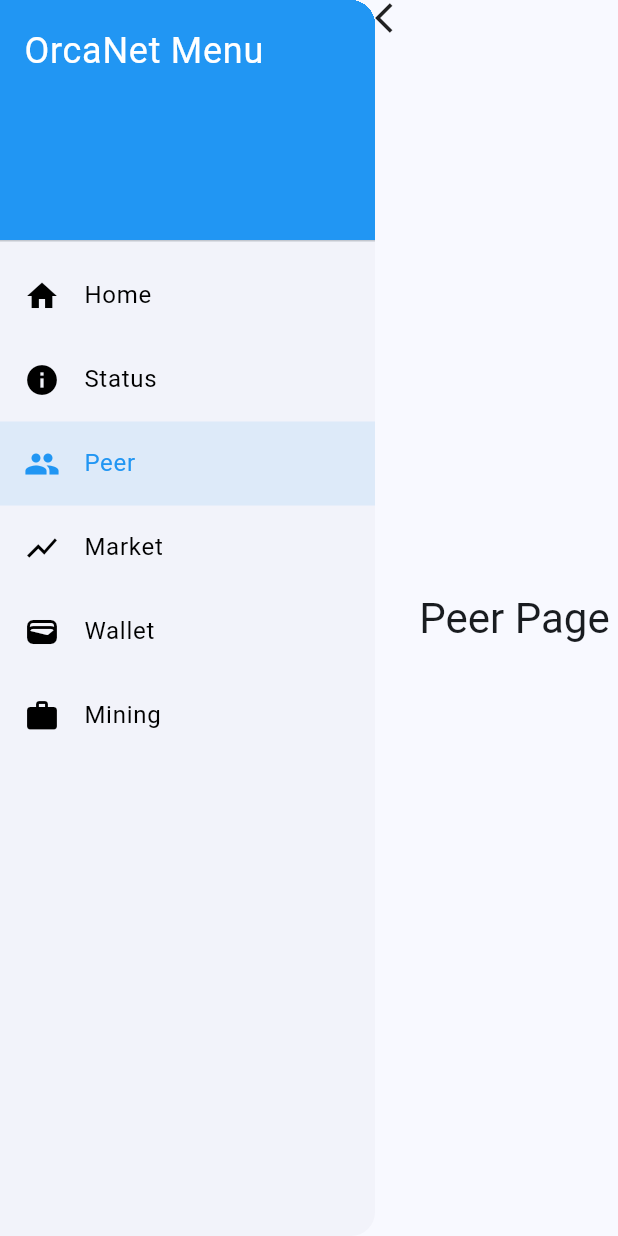
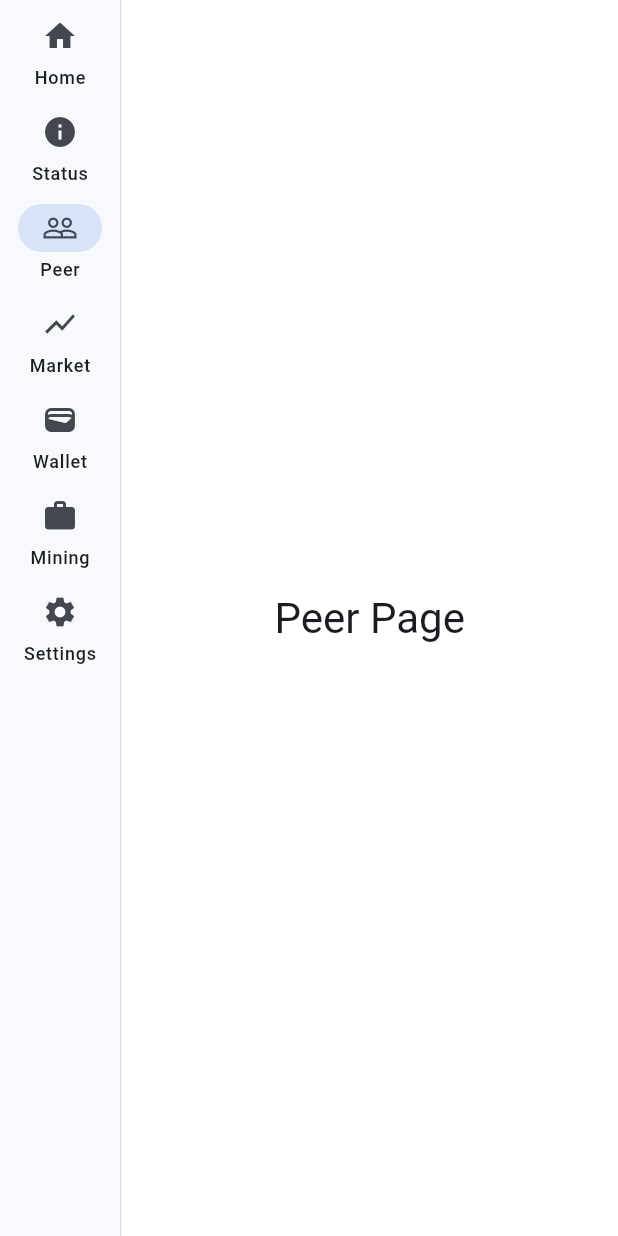
Before and after one commit to stonysystems/orcanet-gui, a Flutter app: the screen it shows after launch, after a tap on "Status", after a tap on "Peer", on a phone screen of 412 x 824 dp. Run offline on Flutter 3.47's test engine with Material 3 defaults, Android fonts, the phone set to English and light mode, and no system bars; our stand-ins replace file_picker.

Commit message:
side menu updated

```diff
--- a/lib/main.dart
+++ b/lib/main.dart
@@ -36,8 +36,6 @@ class MyHomePage extends StatefulWidget {
 
 class _MyHomePageState extends State<MyHomePage> {
   int _selectedIndex = 0;
-  bool _isDrawerOpen = true;
-  int? _hoveredIndex; // Track the index of the currently hovered item
 
   static const List<Widget> _pages = <Widget>[
     HomePage(),
@@ -52,13 +50,6 @@ class _MyHomePageState extends State<MyHomePage> {
   void _onItemTapped(int index) {
     setState(() {
       _selectedIndex = index;
-      _hoveredIndex = null; // Clear the hover effect after click
-    });
-  }
-
-  void _toggleDrawer() {
-    setState(() {
-      _isDrawerOpen = !_isDrawerOpen;
     });
   }
 
@@ -67,93 +58,68 @@ class _MyHomePageState extends State<MyHomePage> {
     return Scaffold(
       body: Row(
         children: [
-          // The Drawer Menu as a side panel with toggleable visibility
-          if (_isDrawerOpen)
-            SizedBox(
-              width: 250, // Adjust width as necessary
-              child: Drawer(
-                child: ListView(
-                  padding: EdgeInsets.zero,
-                  children: <Widget>[
-                    const DrawerHeader(
-                      decoration: BoxDecoration(
-                        color: Colors.blue,
-                      ),
-                      child: Text(
-                        'OrcaNet Menu',
-                        style: TextStyle(color: Colors.white, fontSize: 24),
-                      ),
-                    ),
-                    _buildDrawerItem(index: 0, title: 'Home', icon: Icons.home),
-                    _buildDrawerItem(
-                        index: 1, title: 'Status', icon: Icons.info),
-                    _buildDrawerItem(
-                        index: 2, title: 'Peer', icon: Icons.people),
-                    _buildDrawerItem(
-                        index: 3, title: 'Market', icon: Icons.show_chart),
-                    _buildDrawerItem(
-                        index: 4, title: 'Wallet', icon: Icons.wallet),
-                    _buildDrawerItem(
-                        index: 5, title: 'Mining', icon: Icons.work),
-                  ],
-                ),
+          // Navigation Rail for the side menu
+          NavigationRail(
+            selectedIndex: _selectedIndex,
+            onDestinationSelected: _onItemTapped,
+            labelType: NavigationRailLabelType.all, // Show all labels
+            destinations: const <NavigationRailDestination>[
+              NavigationRailDestination(
+                icon: Icon(Icons.home),
+                selectedIcon: Icon(Icons.home_filled),
+                label: Text('Home'),
               ),
-            ),
-          // Column for the arrow button placed at the top
-          Column(
-            children: [
-              GestureDetector(
-                onTap: _toggleDrawer,
-                child: Icon(
-                  _isDrawerOpen
-                      ? Icons.arrow_back_ios
-                      : Icons.arrow_forward_ios,
-                  size: 24,
-                ),
+              NavigationRailDestination(
+                icon: Icon(Icons.info),
+                selectedIcon: Icon(Icons.info_outline),
+                label: Text('Status'),
+              ),
+              NavigationRailDestination(
+                icon: Icon(Icons.people),
+                selectedIcon: Icon(Icons.people_outline),
+                label: Text('Peer'),
+              ),
+              NavigationRailDestination(
+                icon: Icon(Icons.show_chart),
+                selectedIcon: Icon(Icons.show_chart_outlined),
+                label: Text('Market'),
+              ),
+              NavigationRailDestination(
+                icon: Icon(Icons.wallet),
+                selectedIcon: Icon(Icons.wallet_travel),
+                label: Text('Wallet'),
+              ),
+              NavigationRailDestination(
+                icon: Icon(Icons.work),
+                selectedIcon: Icon(Icons.work_outline),
+                label: Text('Mining'),
+              ),
+              NavigationRailDestination(
+                icon: Icon(Icons.settings),
+                selectedIcon: Icon(Icons.settings_outlined),
+                label: Text('Settings'),
               ),
             ],
           ),
-          // Main content view
+          // Main content view wrapped in a Container for styling
           Expanded(
-            child: Center(
-              child: _pages.elementAt(_selectedIndex),
+            child: Container(
+              decoration: BoxDecoration(
+                color: Colors.white,
+                border: Border(
+                  left: BorderSide(
+                    color: Colors.grey.shade300,
+                    width: 1,
+                  ),
+                ),
+              ),
+              child: Center(
+                child: _pages.elementAt(_selectedIndex),
+              ),
             ),
           ),
         ],
       ),
     );
   }
-
-  // Helper function to build each drawer item with hover and click functionality
-  Widget _buildDrawerItem(
-      {required int index, required String title, required IconData icon}) {
-    return MouseRegion(
-      onEnter: (_) => setState(() {
-        _hoveredIndex = index;
-      }),
-      onExit: (_) => setState(() {
-        _hoveredIndex = null;
-      }),
-      child: ListTile(
-        leading: Icon(icon,
-            color: _selectedIndex == index || _hoveredIndex == index
-                ? Colors.blue
-                : Colors.black),
-        title: Text(
-          title,
-          style: TextStyle(
-            color: _selectedIndex == index || _hoveredIndex == index
-                ? Colors.blue
-                : Colors.black,
-          ),
-        ),
-        tileColor: _selectedIndex == index
-            ? Colors.blue.withOpacity(0.1)
-            : (_hoveredIndex == index
-                ? Colors.blue.withOpacity(0.05)
-                : Colors.transparent),
-        onTap: () => _onItemTapped(index),
-      ),
-    );
-  }
 }
--- a/lib/sidepanel/home_page.dart
+++ b/lib/sidepanel/home_page.dart
@@ -15,7 +15,7 @@ class _HomePageState extends State<HomePage> {
   String? _fileSize;
 
   final List<Map<String, String>> _downloadableFiles = [
-    {'name': 'Document1.pdf', 'size': '500 KB', 'hash': 'abcd1234'},
+    {'name': 'Document123.pdf', 'size': '500 KB', 'hash': 'abcd1234'},
     {'name': 'Image2.png', 'size': '1.2 MB', 'hash': 'efgh5678'},
     {'name': 'Presentation.ppt', 'size': '2 MB', 'hash': 'ijkl9101'},
   ];
@@ -46,7 +46,7 @@ class _HomePageState extends State<HomePage> {
     return Scaffold(
       appBar: AppBar(
         title: const Text('Dashboard'),
-        backgroundColor: Colors.lightBlue[800],
+        // backgroundColor: Colors.lightBlue[800],
       ),
       body: Container(
         padding: const EdgeInsets.all(16.0),
--- a/lib/sidepanel/status_page.dart
+++ b/lib/sidepanel/status_page.dart
@@ -5,10 +5,73 @@ class StatusPage extends StatelessWidget {
 
   @override
   Widget build(BuildContext context) {
-    return Center(
-      child: Text(
-        'Status Page',
-        style: Theme.of(context).textTheme.headlineMedium,
+    return Scaffold(
+      body: Padding(
+        padding: const EdgeInsets.all(16.0),
+        child: Column(
+          crossAxisAlignment: CrossAxisAlignment.start,
+          children: [
+            const SizedBox(height: 36),
+            Row(
+              mainAxisAlignment: MainAxisAlignment.spaceEvenly,
+              children: [
+                // Total Uploads
+                _buildStatusCard('Total Upload', '51 files', Colors.blue),
+                // Incoming Traffic
+                _buildStatusCard('Incoming Traffic', '100 kB/s', Colors.green),
+              ],
+            ),
+            const SizedBox(height: 16),
+            Row(
+              mainAxisAlignment: MainAxisAlignment.spaceEvenly,
+              children: [
+                // Total Downloads
+                _buildStatusCard('Total Download', '10 files', Colors.orange),
+                // Outgoing Traffic
+                _buildStatusCard('Outgoing Traffic', '10 kB/s', Colors.red),
+              ],
+            ),
+            const SizedBox(height: 16),
+            // Add charts or additional info here
+            Expanded(
+              child: Center(
+                child: Text(
+                  'Bandwidth Overtime and Activity Graphs',
+                  style: Theme.of(context).textTheme.bodyLarge,
+                ),
+              ),
+            ),
+          ],
+        ),
+      ),
+    );
+  }
+
+  // Helper method to create each status card
+  Widget _buildStatusCard(String title, String value, Color color) {
+    return Expanded(
+      child: Card(
+        elevation: 4,
+        child: Padding(
+          padding: const EdgeInsets.all(16.0),
+          child: Column(
+            children: [
+              Text(
+                title,
+                style: TextStyle(
+                  fontSize: 16,
+                  color: color,
+                  fontWeight: FontWeight.bold,
+                ),
+              ),
+              const SizedBox(height: 8),
+              Text(
+                value,
+                style: const TextStyle(fontSize: 24),
+              )
+            ],
+          ),
+        ),
       ),
     );
   }
--- a/lib/sidepanel/wallet_page.dart
+++ b/lib/sidepanel/wallet_page.dart
@@ -144,7 +144,7 @@ class WalletPage extends StatelessWidget {
                     TextFormField(
                       decoration: InputDecoration(
                         labelText: 'Wallet Address',
-                        border: OutlineInputBorder(),
+                        border: const OutlineInputBorder(),
                         fillColor: Colors.lightBlue[50],
                         filled: true,
                         labelStyle: TextStyle(color: Colors.blue[900]),
@@ -157,7 +157,7 @@ class WalletPage extends StatelessWidget {
                     TextFormField(
                       decoration: InputDecoration(
                         labelText: 'Amount (BTC)',
-                        border: OutlineInputBorder(),
+                        border: const OutlineInputBorder(),
                         fillColor: Colors.lightBlue[50],
                         filled: true,
                         labelStyle: TextStyle(color: Colors.blue[900]),
@@ -171,7 +171,7 @@ class WalletPage extends StatelessWidget {
                     TextFormField(
                       decoration: InputDecoration(
                         labelText: 'Comment',
-                        border: OutlineInputBorder(),
+                        border: const OutlineInputBorder(),
                         fillColor: Colors.lightBlue[50],
                         filled: true,
                         labelStyle: TextStyle(color: Colors.blue[900]),
```
